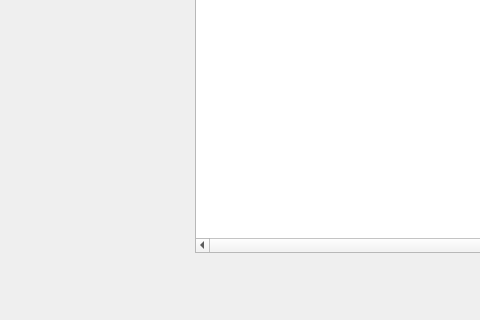
First picture: the form in DMMREC.ui, repository pjbartolomey/DMMREC, before the edit; both pictures show x 480 to 960 and y 436 to 756 of the 1200 by 756 pixel window.
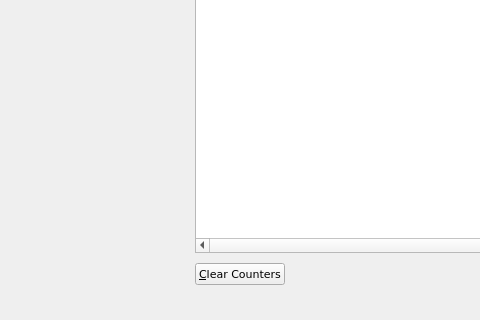
Second picture: the form after the edit. Icons and pictures are not drawn.

What changed in the file:
```diff
--- a/DMMREC.ui
+++ b/DMMREC.ui
@@ -814,6 +814,22 @@
       </item>
       <item>
        <layout class="QHBoxLayout" name="horizontalLayout_2">
+        <item>
+         <widget class="QPushButton" name="pushButton_cc">
+          <property name="enabled">
+           <bool>true</bool>
+          </property>
+          <property name="font">
+           <font>
+            <family>Bitstream Vera Sans</family>
+            <pointsize>8</pointsize>
+           </font>
+          </property>
+          <property name="text">
+           <string>&amp;Clear Counters</string>
+          </property>
+         </widget>
+        </item>
         <item>
          <spacer name="horizontalSpacer_2">
           <property name="orientation">
```
